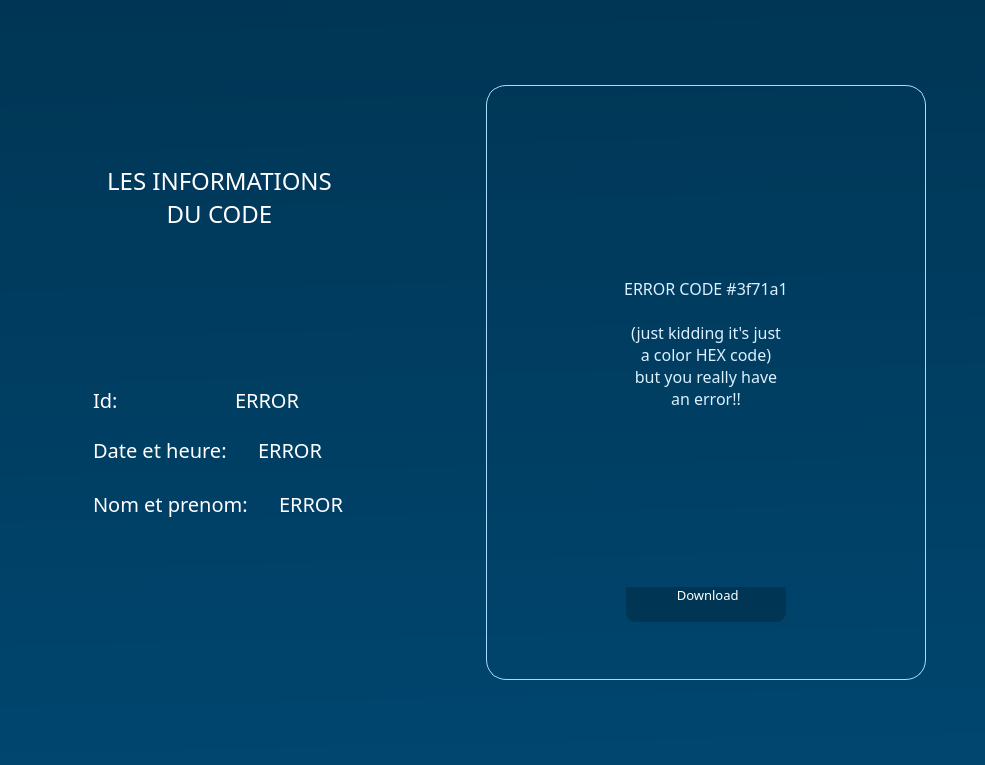
Old version of the form menu.ui in the repository MedAliBZ/Hoptimal.
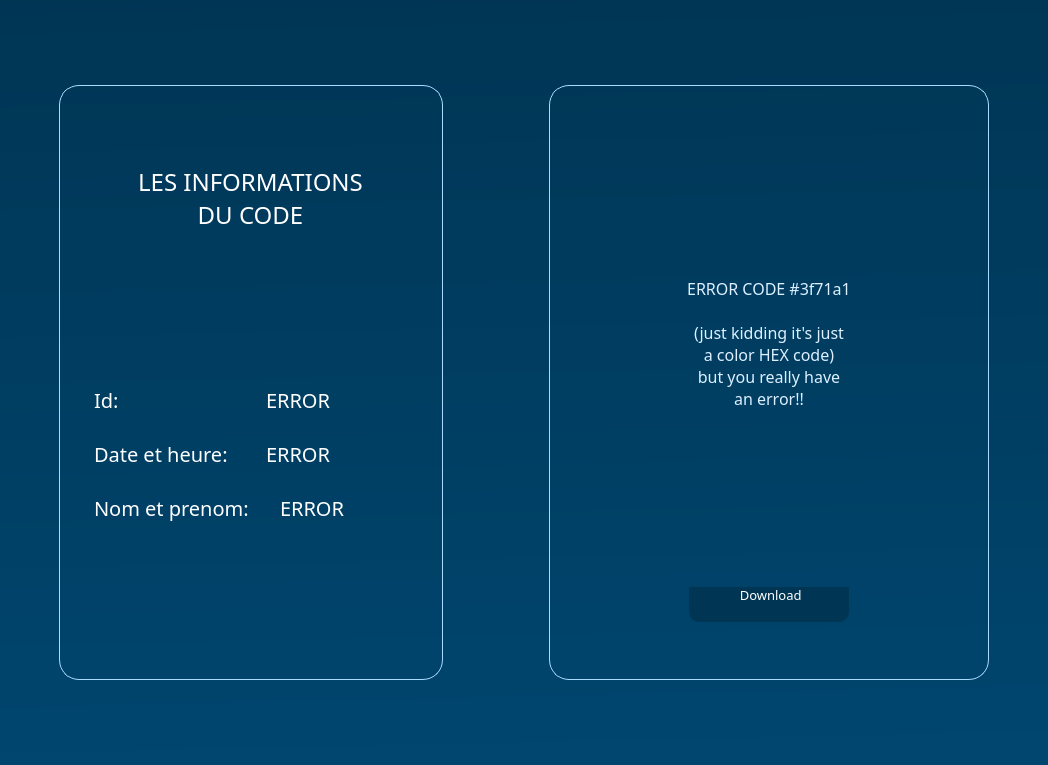
New version of the form. The open tabs and pages were chosen to show the change. Icons and pictures are not drawn.

Diff of the .ui file:
```diff
--- a/menu.ui
+++ b/menu.ui
@@ -6,7 +6,7 @@
    <rect>
     <x>0</x>
     <y>0</y>
-    <width>973</width>
+    <width>1048</width>
     <height>765</height>
    </rect>
   </property>
@@ -14081,6 +14081,7 @@
            <widget class="QFrame" name="informationsFrame">
             <property name="styleSheet">
              <string notr="true">QFrame{
+	border:1px solid rgb(170, 218, 255);
 	margin:50%;
 	border-radius:20px;
 	padding: 10px;
@@ -14139,10 +14140,16 @@
                </property>
                <item>
                 <widget class="QLabel" name="id_QR_txt">
+                 <property name="minimumSize">
+                  <size>
+                   <width>0</width>
+                   <height>0</height>
+                  </size>
+                 </property>
                  <property name="maximumSize">
                   <size>
                    <width>16777215</width>
-                   <height>40</height>
+                   <height>16777215</height>
                   </size>
                  </property>
                  <property name="font">
@@ -14161,7 +14168,7 @@
                  <property name="maximumSize">
                   <size>
                    <width>16777215</width>
-                   <height>40</height>
+                   <height>16777215</height>
                   </size>
                  </property>
                  <property name="font">
```
Left out of the diff: 2 changed lines with no effect on the pictures.
